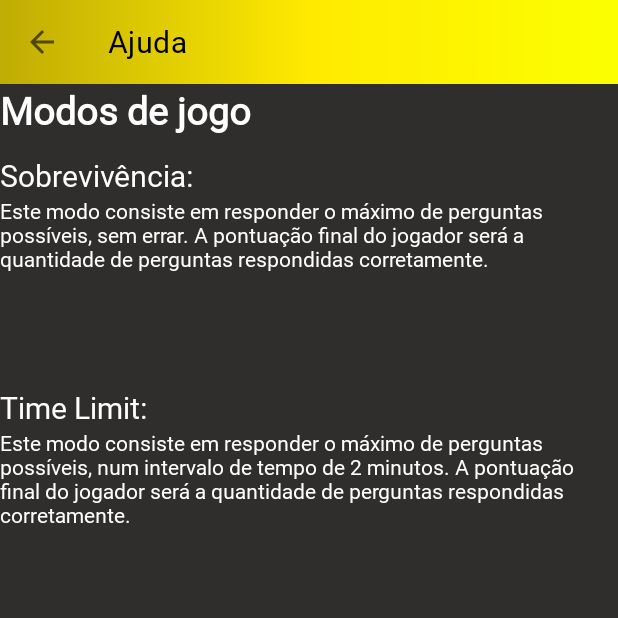
After one commit to GustavoSantos25/ProjetoIntegrador-Grupo9, an Android app: the fragment AjudaFragment shown on its own in the app's theme, on a phone screen of 412 x 824 dp, the top half of it. The commit adds this screen. Run offline under Robolectric (Android 15) with nearby library versions, the phone set to English and light mode, and no system bars.

Commit message:
Tela de ajuda

```diff
--- /dev/null
+++ b/app/src/main/java/com/example/projetointegrador/ui/AjudaFragment.kt
@@ -0,0 +1,32 @@
+package com.example.projetointegrador.ui
+
+import android.os.Bundle
+import androidx.fragment.app.Fragment
+import android.view.LayoutInflater
+import android.view.View
+import android.view.ViewGroup
+import com.example.projetointegrador.R
+import kotlinx.android.synthetic.main.fragment_ajuda.view.*
+
+
+class AjudaFragment : Fragment() {
+
+
+    override fun onCreate(savedInstanceState: Bundle?) {
+        super.onCreate(savedInstanceState)
+
+    }
+
+    override fun onCreateView(
+        inflater: LayoutInflater, container: ViewGroup?,
+        savedInstanceState: Bundle?
+    ): View? {
+        // Inflate the layout for this fragment
+        val view =  inflater!!.inflate(R.layout.fragment_ajuda, container, false)
+        view.toolbarAjuda.title = "Ajuda"
+        view.toolbarAjuda.setTitleTextColor(resources.getColor(R.color.black))
+        return view
+    }
+
+
+}
--- /dev/null
+++ b/app/src/main/res/layout/fragment_ajuda.xml
@@ -0,0 +1,86 @@
+<?xml version="1.0" encoding="utf-8"?>
+<androidx.constraintlayout.widget.ConstraintLayout
+    xmlns:android="http://schemas.android.com/apk/res/android"
+    xmlns:app="http://schemas.android.com/apk/res-auto"
+    xmlns:tools="http://schemas.android.com/tools"
+    android:layout_width="match_parent"
+    android:layout_height="match_parent"
+    tools:context=".ui.AjudaFragment"
+    android:background="@color/darkGreyBackground">
+
+    <androidx.appcompat.widget.Toolbar
+        android:id="@+id/toolbarAjuda"
+        android:layout_width="match_parent"
+        android:layout_height="wrap_content"
+        android:background="@drawable/fundo_amarelo_gradiente"
+        app:layout_constraintBottom_toBottomOf="parent"
+        app:layout_constraintTop_toTopOf="parent"
+        app:layout_constraintVertical_bias="0.0"
+        app:navigationIcon="@drawable/ic_back_arrow"
+        tools:layout_editor_absoluteX="-26dp" />
+
+    <TextView
+        android:id="@+id/tvModJogo"
+        android:layout_width="wrap_content"
+        android:layout_height="wrap_content"
+        android:text="@string/modos_de_jogo"
+        android:textSize="25sp"
+        android:textStyle="bold"
+        app:layout_constraintBottom_toBottomOf="parent"
+        app:layout_constraintEnd_toEndOf="parent"
+        app:layout_constraintHorizontal_bias="0.0"
+        app:layout_constraintStart_toStartOf="parent"
+        app:layout_constraintTop_toBottomOf="@+id/toolbarAjuda"
+        app:layout_constraintVertical_bias="0.0" />
+
+    <TextView
+        android:id="@+id/tvMod1"
+        android:layout_width="wrap_content"
+        android:layout_height="wrap_content"
+        android:text="@string/modo1"
+        android:textSize="20sp"
+        app:layout_constraintBottom_toBottomOf="parent"
+        app:layout_constraintEnd_toEndOf="parent"
+        app:layout_constraintHorizontal_bias="0.0"
+        app:layout_constraintStart_toStartOf="parent"
+        app:layout_constraintTop_toBottomOf="@+id/tvModJogo"
+        app:layout_constraintVertical_bias="0.018" />
+
+    <TextView
+        android:id="@+id/textView4"
+        android:layout_width="wrap_content"
+        android:layout_height="wrap_content"
+        android:text="@string/explicacao_modo1"
+        app:layout_constraintBottom_toBottomOf="parent"
+        app:layout_constraintEnd_toEndOf="parent"
+        app:layout_constraintHorizontal_bias="0.0"
+        app:layout_constraintStart_toStartOf="parent"
+        app:layout_constraintTop_toBottomOf="@+id/tvMod1"
+        app:layout_constraintVertical_bias="0.0" />
+
+    <TextView
+        android:id="@+id/textView5"
+        android:layout_width="wrap_content"
+        android:layout_height="wrap_content"
+        android:text="@string/modo2"
+        android:textSize="20sp"
+        app:layout_constraintBottom_toBottomOf="parent"
+        app:layout_constraintEnd_toEndOf="parent"
+        app:layout_constraintHorizontal_bias="0.0"
+        app:layout_constraintStart_toStartOf="parent"
+        app:layout_constraintTop_toTopOf="parent"
+        app:layout_constraintVertical_bias="0.324" />
+
+    <TextView
+        android:layout_width="wrap_content"
+        android:layout_height="wrap_content"
+        android:text="@string/explicacao_modo2"
+        app:layout_constraintBottom_toBottomOf="parent"
+        app:layout_constraintEnd_toEndOf="parent"
+        app:layout_constraintHorizontal_bias="0.0"
+        app:layout_constraintStart_toStartOf="parent"
+        app:layout_constraintTop_toBottomOf="@+id/textView5"
+        app:layout_constraintVertical_bias="0.0" />
+
+
+</androidx.constraintlayout.widget.ConstraintLayout>
--- a/app/src/main/res/values/strings.xml
+++ b/app/src/main/res/values/strings.xml
@@ -136,6 +136,14 @@
     <string name="avaliacao_KB">80%</string>
     <string name="avaliacaoDosUsuarios">Avaliação dos usuários</string>
     <string name="tela_inicial">Tela Inicial</string>
+    <string name="modos_de_jogo">Modos de jogo</string>
+    <string name="modo2">Time Limit:</string>
+    <string name="modo1">Sobrevivência:</string>
+    <string name="explicacao_modo1">Este modo consiste em responder o máximo de perguntas possíveis, sem errar.
+        A pontuação final do jogador será a quantidade de perguntas respondidas corretamente.</string>
+    <string name="explicacao_modo2">Este modo consiste em responder o máximo de perguntas possíveis, num intervalo de tempo de 2 minutos.
+        A pontuação final do jogador será a quantidade de perguntas respondidas corretamente.</string>
+
     <string name="sinopse_killBill">A ex-assassina conhecida apenas como "A Noiva" acorda de um coma de quatro anos decidida a se vingar de Bill, seu ex-amante e chefe, que tentou matá-la no dia do casamento.
         Ela está motivada a acertar as contas com cada uma das pessoas envolvidas com a perda da filha, da festa de casamento e dos quatro anos da sua vida.
         Na jornada, "A Noiva" é submetida a dores físicas agoniantes ao enfrentar a inescrupulosa gangue de Bill, o Esquadrão Assassino de Víboras Mortais.</string>
```
Also changed, not shown: 103 other files.
